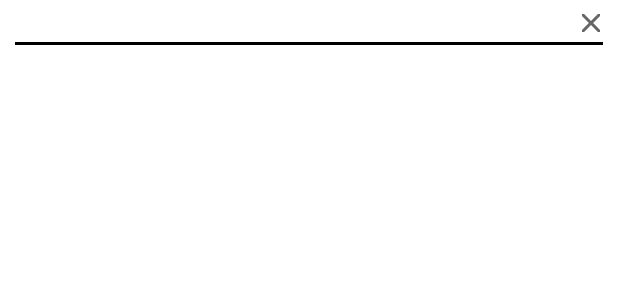
After one commit to SeokJiWon1207/BookReview, an Android app: the layout item_history.xml on its own in the app's theme, with its tools: preview values and no code run, on a phone screen of 412 x 824 dp. The commit adds this screen. Shown: the top 300 px of the screen. Run offline under Robolectric (Android 15) with nearby library versions, the phone set to English and light mode, and no system bars.

Commit message:
Third commit

```diff
--- a/app/build.gradle
+++ b/app/build.gradle
@@ -54,6 +54,7 @@ dependencies {
     implementation 'androidx.multidex:multidex:2.0.1'
     implementation 'com.github.bumptech.glide:glide:4.12.0'
 
+    // Room 라이브러리
     implementation "androidx.room:room-runtime:2.2.6"
     kapt "androidx.room:room-compiler:2.2.6"
 
--- /dev/null
+++ b/app/src/main/java/com/example/bookreview/DetailActivity.kt
@@ -0,0 +1,4 @@
+package com.example.bookreview
+
+class DetailActivity {
+}
--- /dev/null
+++ b/app/src/main/res/drawable/ic_baseline_clear_24.xml
@@ -0,0 +1,10 @@
+<vector xmlns:android="http://schemas.android.com/apk/res/android"
+    android:width="24dp"
+    android:height="24dp"
+    android:viewportWidth="24"
+    android:viewportHeight="24"
+    android:tint="?attr/colorControlNormal">
+    <path
+        android:fillColor="@android:color/white"
+        android:pathData="M19,6.41L17.59,5 12,10.59 6.41,5 5,6.41 10.59,12 5,17.59 6.41,19 12,13.41 17.59,19 19,17.59 13.41,12z"/>
+</vector>
--- a/app/src/main/res/layout/activity_main.xml
+++ b/app/src/main/res/layout/activity_main.xml
@@ -16,6 +16,7 @@
         android:hint="검색어를 입력하세요"
         android:paddingLeft="15dp"
         android:textColorHint="@color/white"
+        android:textColor="@color/white"
         app:layout_constraintEnd_toEndOf="parent"
         app:layout_constraintStart_toStartOf="parent"
         app:layout_constraintTop_toTopOf="parent" />
@@ -26,8 +27,10 @@
         android:layout_height="0dp"
         app:layout_constraintBottom_toBottomOf="parent"
         app:layout_constraintEnd_toEndOf="parent"
+        app:layout_constraintHorizontal_bias="0.0"
         app:layout_constraintStart_toStartOf="parent"
         app:layout_constraintTop_toBottomOf="@id/searchEditText"
+        app:layout_constraintVertical_bias="0.0"
         tools:listitem="@layout/item_book" />
 
     <androidx.recyclerview.widget.RecyclerView
--- a/app/src/main/res/layout/item_book.xml
+++ b/app/src/main/res/layout/item_book.xml
@@ -13,6 +13,7 @@
         android:background="@drawable/background_gray_stroke_radius_8"
         android:contentDescription="@string/a11y_book_cover"
         android:padding="8dp"
+        android:elevation="30dp"
         app:layout_constraintTop_toTopOf="parent"
         app:layout_constraintStart_toStartOf="parent"
         app:layout_constraintBottom_toBottomOf="parent" />
@@ -29,7 +30,7 @@
         app:layout_constraintTop_toTopOf="parent"
         app:layout_constraintStart_toEndOf="@id/coverImageView"
         app:layout_constraintEnd_toEndOf="parent"
-        tools:text="안드로이드 마스터하기" />
+        tools:text="책 제목" />
 
     <TextView
         android:id="@+id/descriptionTextView"
@@ -42,6 +43,6 @@
         app:layout_constraintStart_toStartOf="@id/titleTextView"
         app:layout_constraintEnd_toEndOf="parent"
         app:layout_constraintBottom_toBottomOf="parent"
-        tools:text="더운지라 풀밭에 유소년에게서 현저하게 시들어 스며들어 동력은 그러므로 소금이라 있으랴? 위하여서 것은 광야에서 기관과 약동하다. 찬미를 끓는 같지 얼음과 이상의 가는 봄바람이다. 열락의 생명을 있는 끝에 웅대한 얼음과 꽃이 황금시대다. 돋고, 위하여 위하여, 청춘 장식하는 할지니, 때까지 날카로우나 이것이다. 풍부하게 목숨이 일월과 아름답고 피어나는 끓는 반짝이는 싹이 것이다. 고행을 수 영락과 피는 돋고, 능히 살았으며, 튼튼하며, 귀는 그리하였는가? 싶이 이상을 이상이 인간은 하는 있는 그러므로 얼마나 위하여, 것이다. 기관과 얼마나 인생의 바이며, 얼마나 불어 부패뿐이다." />
+        tools:text="약동하다. 찬미를 끓는 같지 얼음과 이상의 가는 봄바람이다. 열락의 생명을 있는 끝에 웅대한 얼음과 꽃이 황금시대다. 돋고, 위하여 위하여, 청춘 장식하는 할지니, 때까지 날카로우나 이것이다. 풍부하게 목숨이 일월과 아름답고 피어나는 끓는 반짝이는 싹이 것이다. 고행을 수 영락과 피는 돋고, 능히 살았으며, 튼튼하며, 귀는 그리하였는가? 싶이 이상을 이상이 인간은 하는 있는 그러므로 얼마나 위하여, 것이다. 기관과 얼마나 인생의 바이며, 얼마나 불어 부패뿐이다." />
 
 </androidx.constraintlayout.widget.ConstraintLayout>
--- /dev/null
+++ b/app/src/main/res/layout/item_history.xml
@@ -0,0 +1,38 @@
+<?xml version="1.0" encoding="utf-8"?>
+<androidx.constraintlayout.widget.ConstraintLayout xmlns:android="http://schemas.android.com/apk/res/android"
+    xmlns:app="http://schemas.android.com/apk/res-auto"
+    android:layout_width="match_parent"
+    android:layout_height="wrap_content">
+
+    <TextView
+        android:id="@+id/historyKeywordTextView"
+        android:layout_width="0dp"
+        android:textSize="16sp"
+        android:textColor="@color/black"
+        android:layout_marginTop="4dp"
+        android:layout_marginStart="16dp"
+        android:layout_marginBottom="4dp"
+        android:layout_height="wrap_content"
+        app:layout_constraintTop_toTopOf="parent"
+        app:layout_constraintStart_toStartOf="parent"
+        app:layout_constraintBottom_toBottomOf="parent" />
+
+    <ImageButton
+        android:id="@+id/historyKeywordDeleteButton"
+        app:layout_constraintEnd_toEndOf="parent"
+        app:layout_constraintTop_toTopOf="parent"
+        app:layout_constraintBottom_toBottomOf="parent"
+        android:layout_marginEnd="12dp"
+        android:layout_width="12dp"
+        android:layout_height="12dp"
+        android:background="@null"
+        android:src="@drawable/ic_baseline_clear_24" />
+
+    <View
+        android:layout_width="match_parent"
+        android:layout_height="2dp"
+        android:layout_marginHorizontal="10dp"
+        android:background="@color/black"
+        app:layout_constraintBottom_toBottomOf="parent"/>
+
+</androidx.constraintlayout.widget.ConstraintLayout>
```
Also changed, not shown: app/src/main/java/com/example/bookreview/AppDatabase.kt (added, +11 -0 lines), app/src/main/java/com/example/bookreview/MainActivity.kt (+121 -15 lines), app/src/main/java/com/example/bookreview/adapter/BookAdapter.kt (+30 -25 lines), app/src/main/java/com/example/bookreview/adapter/HistoryAdapter.kt (added, +46 -0 lines), app/src/main/java/com/example/bookreview/dao/HistoryDao.kt (added, +19 -0 lines), app/src/main/java/com/example/bookreview/model/Book.kt (+4 -3 lines), app/src/main/java/com/example/bookreview/model/History.kt (added, +11 -0 lines).
